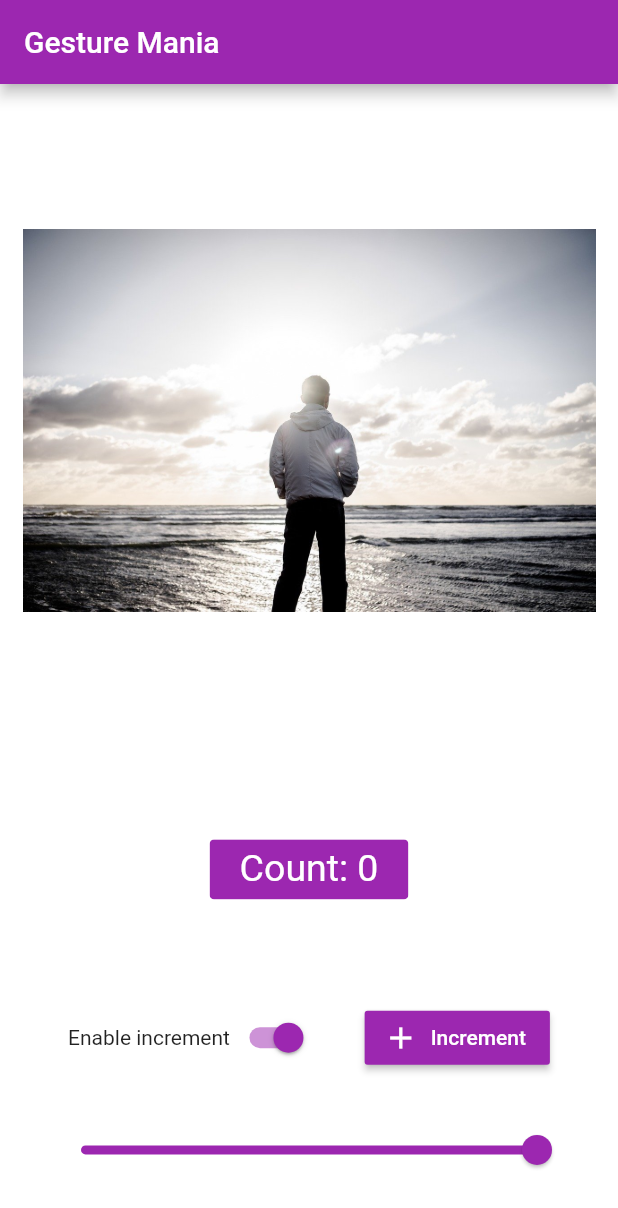
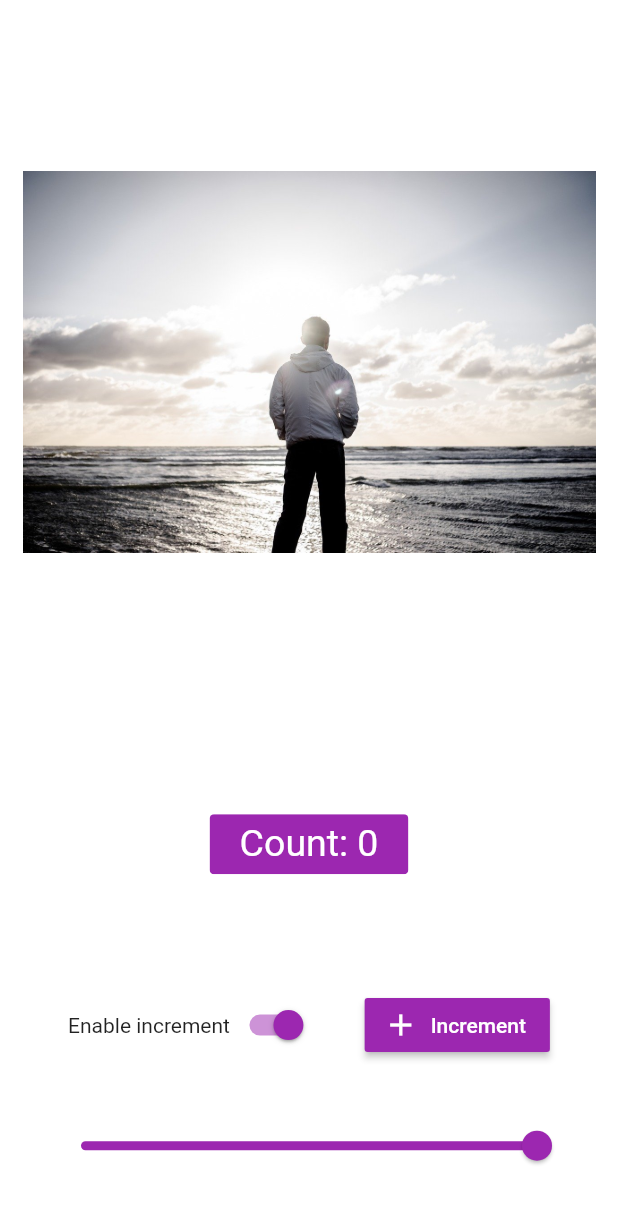
Before and after one commit to stellarbeam/gesture_mania, a Flutter app: the screen it shows after launch, on a phone screen of 412 x 824 dp. Shown: the top 1208 px of the screen. Run offline on Flutter 3.47's test engine with Material 2 defaults, Android fonts, the phone set to English and light mode, and no system bars.

Commit message:
Remove app bar and respect notch

```diff
--- a/lib/home_screen.dart
+++ b/lib/home_screen.dart
@@ -48,15 +48,14 @@ class _HomeScreenState extends State<HomeScreen> {
   @override
   Widget build(BuildContext context) {
     return Scaffold(
-      appBar: AppBar(
-        title: const Text("Gesture Mania"),
-      ),
-      body: GestureDetector(
-        onTap: _decrementCount,
-        child: AnimatedContainer(
-          duration: const Duration(milliseconds: 500),
-          color: _getColourFromCount(_counterValue),
-          child: _buildMainView(),
+      body: SafeArea(
+        child: GestureDetector(
+          onTap: _decrementCount,
+          child: AnimatedContainer(
+            duration: const Duration(milliseconds: 500),
+            color: _getColourFromCount(_counterValue),
+            child: _buildMainView(),
+          ),
         ),
       ),
     );
--- a/lib/main.dart
+++ b/lib/main.dart
@@ -9,7 +9,7 @@ class MyApp extends StatelessWidget {
   @override
   Widget build(BuildContext context) {
     return MaterialApp(
-      title: 'Flutter Demo',
+      title: 'Gesure Mania',
       debugShowCheckedModeBanner: false,
       theme: ThemeData(
         primarySwatch: Colors.purple,
```
